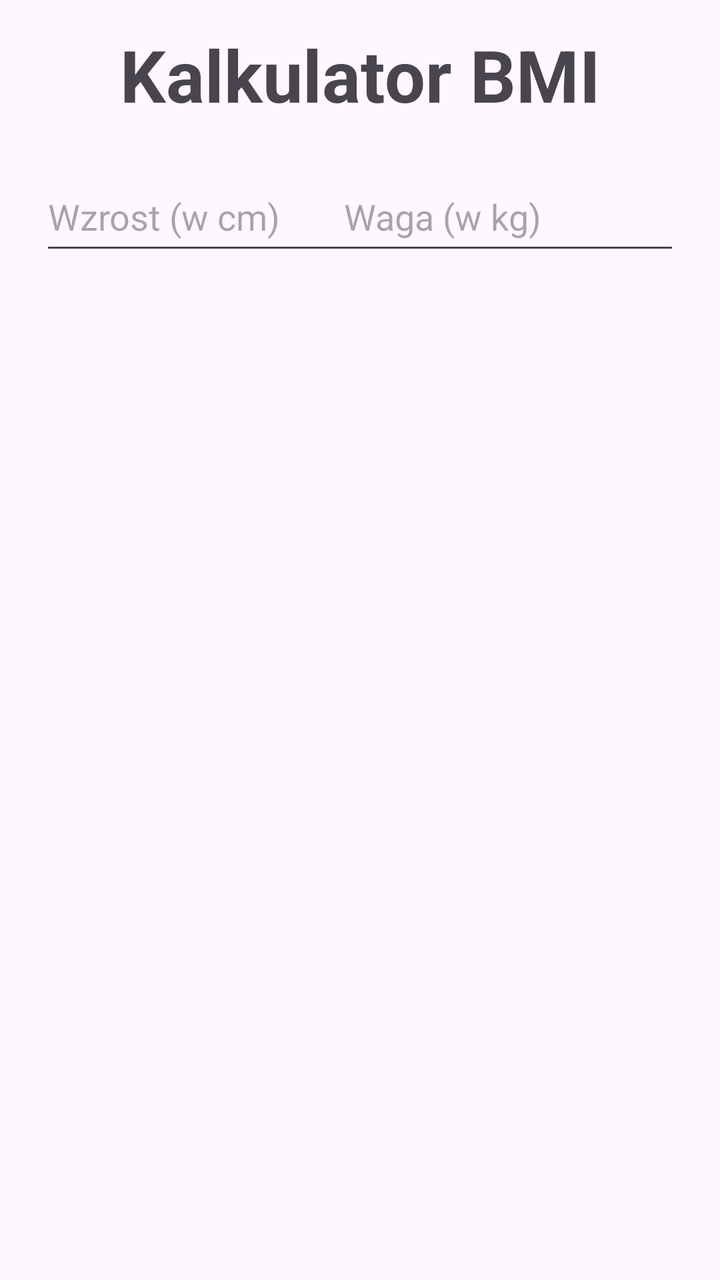
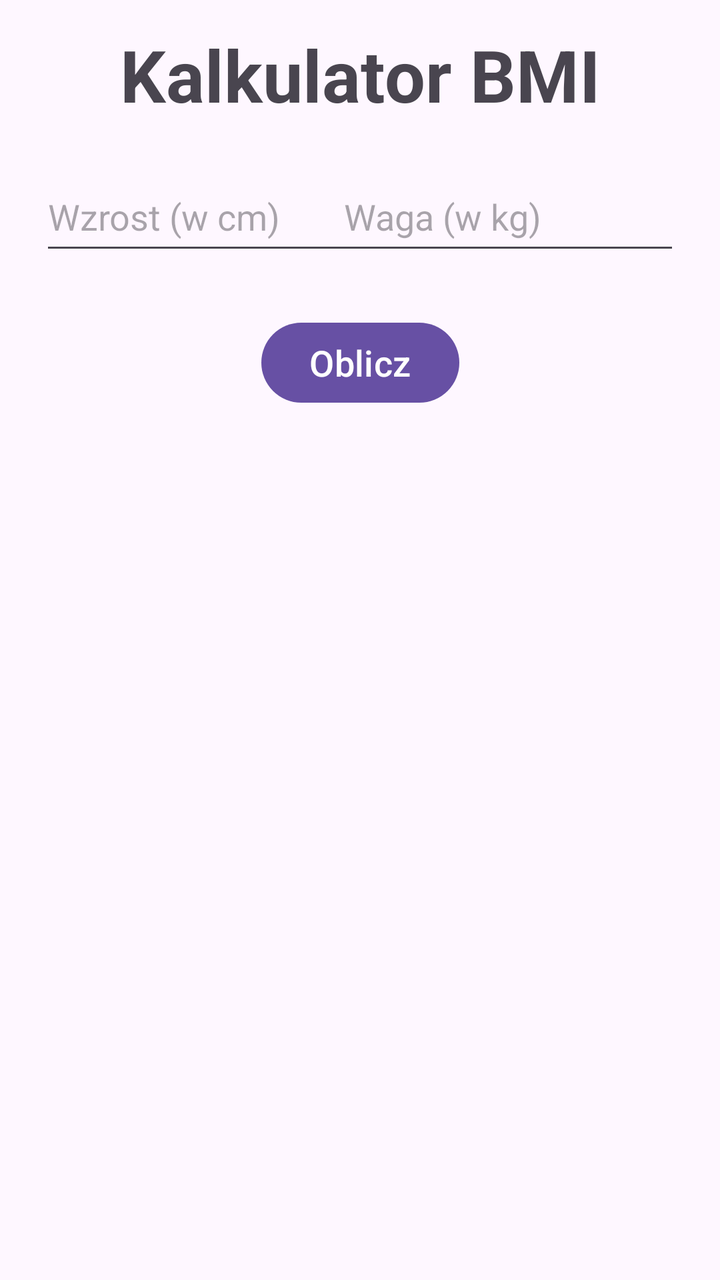

The first picture is an Android layout as it rendered before a commit; the second is the same layout after the commit. The layout source and the unified diff follow.
<!-- AndroidManifest.xml: application theme Theme.KalkulatorBmi -->
<!-- res/layout/activity_main.xml -->
<?xml version="1.0" encoding="utf-8"?>
<androidx.constraintlayout.widget.ConstraintLayout xmlns:android="http://schemas.android.com/apk/res/android"
    xmlns:app="http://schemas.android.com/apk/res-auto"
    xmlns:tools="http://schemas.android.com/tools"
    android:id="@+id/main"
    android:layout_width="match_parent"
    android:layout_height="match_parent"
    tools:context=".MainActivity">

    <TextView
        android:id="@+id/appTitle"
        android:layout_width="wrap_content"
        android:layout_height="wrap_content"
        android:textSize="36sp"
        android:textStyle="bold"
        android:text="@string/app_name"
        app:layout_constraintBottom_toBottomOf="parent"
        app:layout_constraintEnd_toEndOf="parent"
        app:layout_constraintStart_toStartOf="parent"
        app:layout_constraintTop_toTopOf="parent"
        app:layout_constraintVertical_bias="0.022" />

    <EditText
        android:id="@+id/etHeight"
        android:layout_width="172dp"
        android:layout_height="51dp"
        android:layout_marginStart="20dp"
        android:layout_marginTop="20dp"
        android:hint="@string/height_input"
        android:inputType="text"
        android:textSize="18dp"
        app:layout_constraintStart_toStartOf="parent"
        app:layout_constraintTop_toBottomOf="@id/appTitle" />

    <EditText
        android:id="@+id/etWeight"
        android:layout_width="172dp"
        android:layout_height="51dp"
        android:layout_marginTop="20dp"
        android:layout_marginEnd="20dp"
        android:hint="@string/weight_input"
        android:inputType="text"
        android:textSize="18dp"
        app:layout_constraintEnd_toEndOf="parent"
        app:layout_constraintTop_toBottomOf="@+id/appTitle" />

</androidx.constraintlayout.widget.ConstraintLayout>
<!-- resources referenced by this layout -->
<resources>
  <string name="app_name">Kalkulator BMI</string>
  <string name="height_input">Wzrost (w cm)</string>
  <string name="weight_input">Waga (w kg)</string>
  <style name="Theme.KalkulatorBmi" parent="Base.Theme.KalkulatorBmi" />
  <style name="Base.Theme.KalkulatorBmi" parent="Theme.Material3.DayNight.NoActionBar">
          
          
      </style>
</resources>

<!-- the commit's change to res/layout/activity_main.xml (unified diff, before → after) -->
@@ -28,6 +28,7 @@
         android:layout_marginTop="20dp"
         android:hint="@string/height_input"
         android:inputType="text"
+        android:singleLine="false"
         android:textSize="18dp"
         app:layout_constraintStart_toStartOf="parent"
         app:layout_constraintTop_toBottomOf="@id/appTitle" />
@@ -44,4 +45,15 @@
         app:layout_constraintEnd_toEndOf="parent"
         app:layout_constraintTop_toBottomOf="@+id/appTitle" />
 
+    <Button
+        android:id="@+id/btSum"
+        android:layout_width="wrap_content"
+        android:layout_height="wrap_content"
+        android:layout_marginTop="25dp"
+        android:text="@string/sum_button"
+        android:textSize="18dp"
+        app:layout_constraintEnd_toEndOf="parent"
+        app:layout_constraintStart_toStartOf="parent"
+        app:layout_constraintTop_toBottomOf="@+id/etHeight" />
+
 </androidx.constraintlayout.widget.ConstraintLayout>
<!-- resource entries referenced after the edit -->
@@ -2,6 +2,7 @@
 <resources>
   <string name="app_name">Kalkulator BMI</string>
   <string name="height_input">Wzrost (w cm)</string>
+  <string name="sum_button">Oblicz</string>
   <string name="weight_input">Waga (w kg)</string>
   <style name="Theme.KalkulatorBmi" parent="Base.Theme.KalkulatorBmi" />
   <style name="Base.Theme.KalkulatorBmi" parent="Theme.Material3.DayNight.NoActionBar">
